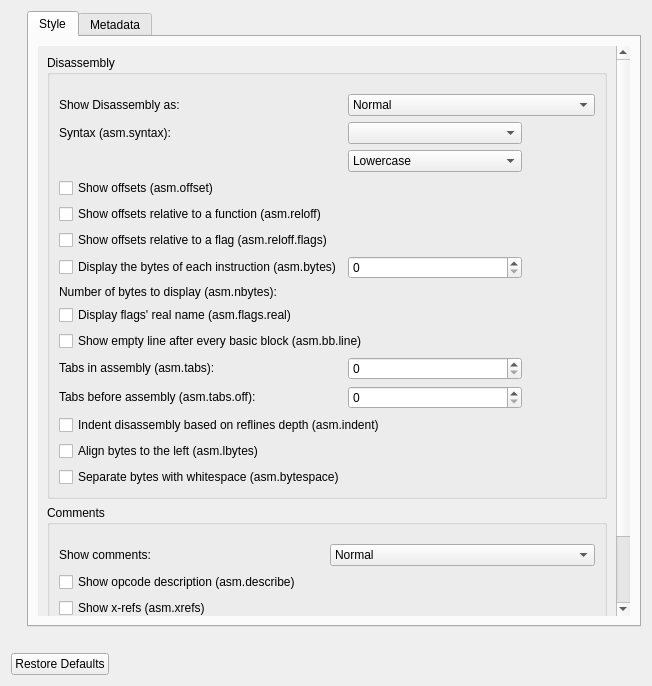
The window that src/dialogs/preferences/AsmOptionsWidget.ui (rizinorg/cutter) describes before a commit, drawn with Qt 5.
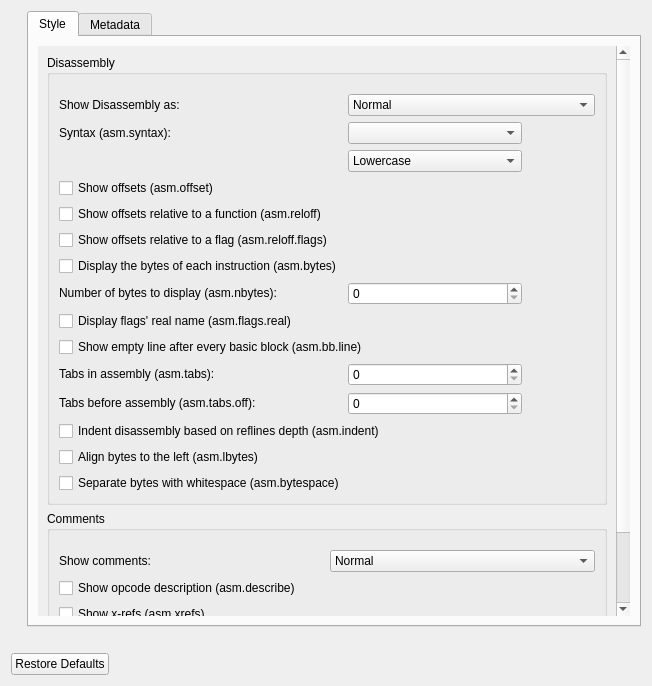
The same window after the commit.

Commit message: just having fun fixing xml

What changed in the file:
```diff
--- a/src/dialogs/preferences/AsmOptionsWidget.ui
+++ b/src/dialogs/preferences/AsmOptionsWidget.ui
@@ -65,7 +65,7 @@
                 <string>Disassembly</string>
                </property>
                <layout class="QGridLayout" name="gridLayout">
-                <item row="10" column="2">
+                <item row="11" column="2">
                  <widget class="QSpinBox" name="nbytesSpinBox">
                   <property name="enabled">
                    <bool>true</bool>
```
